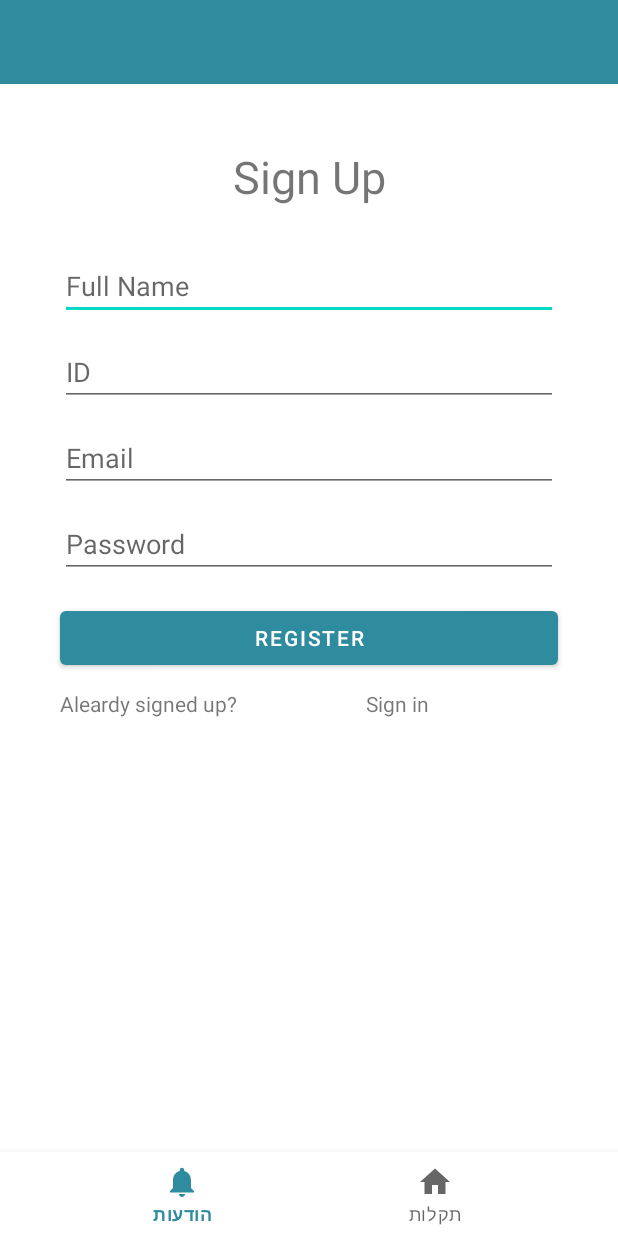
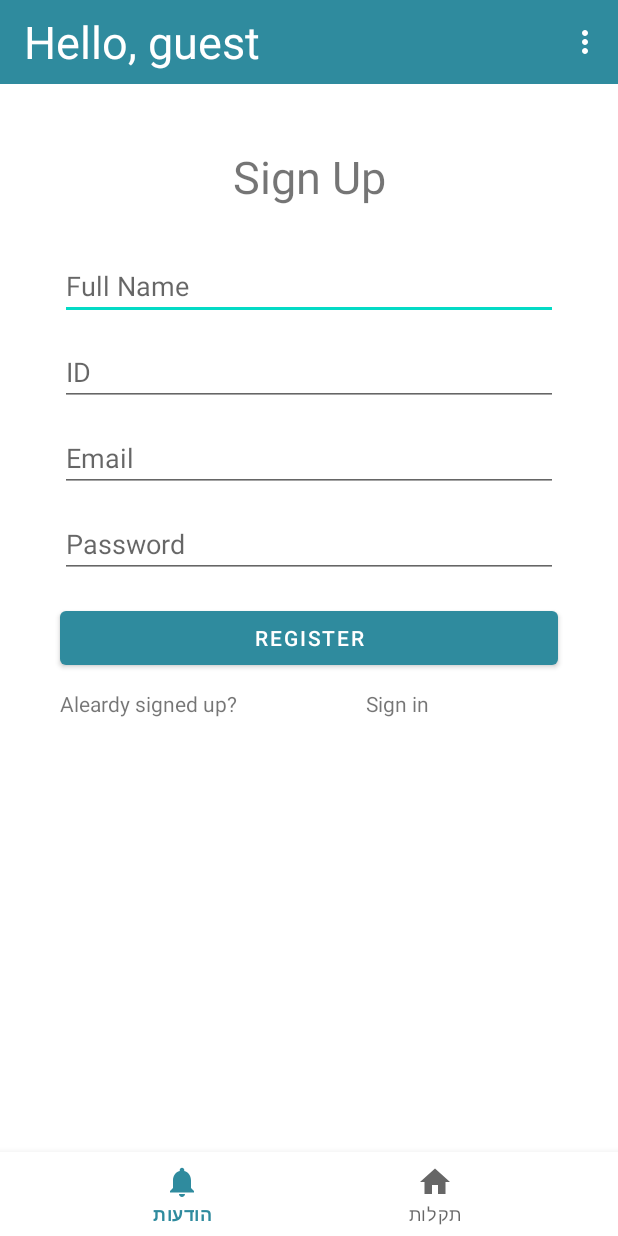
Before and after one commit to amitassa/KeepeR, an Android app: the SignupFragment screen opened through its navigation route, on a phone screen of 412 x 824 dp. Run offline under Robolectric (Android 15) with nearby library versions, the phone set to English and light mode, and no system bars; our stand-ins replace Firebase (no records; nobody signed in at launch, a user with empty details on screens opened directly), navigation-ui.

Commit message:
top nav bar name and signout

```diff
--- a/app/src/main/java/amit/myapp/keeper/MainActivity.java
+++ b/app/src/main/java/amit/myapp/keeper/MainActivity.java
@@ -6,6 +6,7 @@ import android.view.MenuItem;
 import android.widget.Button;
 import android.widget.Toast;
 
+import com.google.android.material.appbar.MaterialToolbar;
 import com.google.android.material.bottomnavigation.BottomNavigationView;
 import com.google.android.material.navigation.NavigationBarView;
 import com.google.firebase.auth.FirebaseAuth;
@@ -13,6 +14,7 @@ import com.google.firebase.auth.FirebaseUser;
 
 import androidx.annotation.NonNull;
 import androidx.appcompat.app.AppCompatActivity;
+import androidx.appcompat.widget.Toolbar;
 import androidx.navigation.NavController;
 import androidx.navigation.NavDirections;
 import androidx.navigation.Navigation;
@@ -20,28 +22,36 @@ import androidx.navigation.fragment.NavHostFragment;
 import androidx.navigation.ui.AppBarConfiguration;
 import androidx.navigation.ui.NavigationUI;
 
+import amit.myapp.keeper.Model.Users.AppUser;
+import amit.myapp.keeper.Model.Users.AppUserModel;
 import amit.myapp.keeper.databinding.ActivityMainBinding;
 import amit.myapp.keeper.ui.Incidents.IncidentsFragment;
+import amit.myapp.keeper.ui.authentication.LoginFragment;
 import amit.myapp.keeper.ui.messages.MessagesFragment;
 import amit.myapp.keeper.ui.messages.MessagesFragmentDirections;
 
 public class MainActivity extends AppCompatActivity {
 
     private ActivityMainBinding binding;
-    FirebaseAuth mAuth;
     BottomNavigationView navView;
+
+    MaterialToolbar topAppBar;
+
+    AppUserModel appUserModel;
+
+    AppUser currentUser;
 
 
     @Override
     protected void onCreate(Bundle savedInstanceState) {
         super.onCreate(savedInstanceState);
-
-
+        currentUser = null;
+        appUserModel = AppUserModel.instance();
         binding = ActivityMainBinding.inflate(getLayoutInflater());
         setContentView(binding.getRoot());
+        createBottomNavigation();
+        createTopAppBar();
 
-        mAuth = FirebaseAuth.getInstance();
-        createBottomNavigation();
         // Passing each menu ID as a set of Ids because each
         // menu should be considered as top level destinations.
 //        AppBarConfiguration appBarConfiguration = new AppBarConfiguration.Builder(
@@ -59,10 +69,14 @@ public class MainActivity extends AppCompatActivity {
     @Override
     protected void onStart() {
         super.onStart();
-        FirebaseUser user = mAuth.getCurrentUser();
-        if (user == null){
+        LoginFragment loginFragment = new LoginFragment();
+        if (currentUser == null){
+            //getSupportFragmentManager().beginTransaction().replace(R.id.nav_host_fragment_activity_main, loginFragment).commit();
+        }
+        updateCurrentUser();
+        //setHelloUser();
 
-        }
+
     }
 
     private void createBottomNavigation(){
@@ -83,4 +97,59 @@ public class MainActivity extends AppCompatActivity {
             return false;
         });
     }
+
+    public void updateCurrentUser(){
+        AppUserModel.getCurrentUserListener listener = new AppUserModel.getCurrentUserListener() {
+            @Override
+            public void onComplete(AppUser user) {
+                currentUser = user;
+                //ToDo: shoudnt be here, may be async problem
+                setHelloUser();
+            }
+
+            @Override
+            public void onFailure() {
+                currentUser = null;
+                setHelloUser();
+            }
+        };
+        appUserModel.getCurrentUser(listener);
+    }
+
+    private void createTopAppBar(){
+        topAppBar = (MaterialToolbar) binding.topAppBar;
+        topAppBar.setOnMenuItemClickListener(new Toolbar.OnMenuItemClickListener() {
+            @Override
+            public boolean onMenuItemClick(MenuItem item) {
+                switch (item.getItemId()){
+                    case R.id.top_app_bar_logout:
+                        logOutUser();
+                        return true;
+                }
+                return false;
+            }
+        });
+    }
+    public void setHelloUser(){
+        // Todo: create the hello, user on top app bar title
+        // check things like "main activity on fragment change"
+        if (currentUser != null){
+            binding.topAppBarHelloUserTv.setText("Hello, " + currentUser.getFullName());
+        }
+        else{
+            binding.topAppBarHelloUserTv.setText("Hello, guest");
+        }
+    }
+
+    private void logOutUser(){
+        //ToDo: logout from User Model
+        LoginFragment loginFragment = new LoginFragment();
+        AppUserModel.logOutUserListener listener = () -> {
+            currentUser = null;
+            getSupportFragmentManager().beginTransaction().replace(R.id.nav_host_fragment_activity_main, loginFragment).commit();
+            setHelloUser();
+        };
+        appUserModel.logOutUser(listener);
+
+    }
 }
--- a/app/src/main/java/amit/myapp/keeper/Model/FirebaseModel.java
+++ b/app/src/main/java/amit/myapp/keeper/Model/FirebaseModel.java
@@ -9,8 +9,12 @@ import com.google.android.gms.tasks.OnSuccessListener;
 import com.google.android.gms.tasks.Task;
 import com.google.firebase.auth.AuthResult;
 import com.google.firebase.auth.FirebaseAuth;
+import com.google.firebase.auth.FirebaseUser;
+import com.google.firebase.database.DataSnapshot;
+import com.google.firebase.database.DatabaseError;
 import com.google.firebase.database.DatabaseReference;
 import com.google.firebase.database.FirebaseDatabase;
+import com.google.firebase.database.ValueEventListener;
 import com.google.firebase.firestore.DocumentReference;
 import com.google.firebase.firestore.DocumentSnapshot;
 import com.google.firebase.firestore.FirebaseFirestore;
@@ -35,7 +39,7 @@ public class FirebaseModel {
     FirebaseDatabase firebaseDatabase;
     DatabaseReference appUserDatabaseReference;
 
-    public FirebaseModel(){
+    public FirebaseModel() {
         db = FirebaseFirestore.getInstance();
         FirebaseFirestoreSettings settings = new FirebaseFirestoreSettings.Builder()
                 .setPersistenceEnabled(false)
@@ -47,14 +51,14 @@ public class FirebaseModel {
         appUserDatabaseReference = firebaseDatabase.getReference("AppUser");
     }
 
-    public void getAllMessages(MessagesModel.GetAllMessagesListener callback){
+    public void getAllMessages(MessagesModel.GetAllMessagesListener callback) {
         db.collection(Message.COLLECTION).get().addOnCompleteListener(new OnCompleteListener<QuerySnapshot>() {
             @Override
             public void onComplete(@NonNull Task<QuerySnapshot> task) {
                 List<Message> messageList = new LinkedList<>();
-                if (task.isSuccessful()){
+                if (task.isSuccessful()) {
                     QuerySnapshot jsonsList = task.getResult();
-                    for (DocumentSnapshot json: jsonsList){
+                    for (DocumentSnapshot json : jsonsList) {
                         String id = json.getId();
                         Message message = Message.fromJson(json.getData(), id);
                         messageList.add(message);
@@ -65,14 +69,17 @@ public class FirebaseModel {
         });
     }
 
-    public void addMessage(Message message, MessagesModel.AddMessageListener listener){
+    public void addMessage(Message message, MessagesModel.AddMessageListener listener) {
         db.collection(Message.COLLECTION).document().set(message.toJson()).
                 addOnCompleteListener(new OnCompleteListener<Void>() {
                     @Override
-                    public void onComplete(@NonNull Task<Void> task) {listener.onComplete();}});
+                    public void onComplete(@NonNull Task<Void> task) {
+                        listener.onComplete();
+                    }
+                });
     }
 
-    public void deleteMessage(Message message, MessagesModel.DeleteMessageListener listener){
+    public void deleteMessage(Message message, MessagesModel.DeleteMessageListener listener) {
         db.collection(Message.COLLECTION).document(message.getId()).delete().
                 addOnCompleteListener(new OnCompleteListener<Void>() {
                     @Override
@@ -82,7 +89,7 @@ public class FirebaseModel {
                 });
     }
 
-    public void editMessage(Message message, MessagesModel.EditMessageListener listener){
+    public void editMessage(Message message, MessagesModel.EditMessageListener listener) {
         db.collection(Message.COLLECTION).document(message.getId()).set(message.toJson())
                 .addOnCompleteListener(new OnCompleteListener<Void>() {
                     @Override
@@ -92,11 +99,11 @@ public class FirebaseModel {
                 });
     }
 
-    public void registerUser(String email, String password, String fullName, String ID, int role, AppUserModel.RegisterUserListener listener){
+    public void registerUser(String email, String password, String fullName, String ID, int role, AppUserModel.RegisterUserListener listener) {
         mAuth.createUserWithEmailAndPassword(email, password).addOnCompleteListener(new OnCompleteListener<AuthResult>() {
             @Override
             public void onComplete(@NonNull Task<AuthResult> task) {
-                if (task.isSuccessful()){
+                if (task.isSuccessful()) {
                     AppUser user = new AppUser(fullName, ID, email, role);
                     appUserDatabaseReference.child(mAuth.getCurrentUser().getUid()).setValue(user).
                             addOnCompleteListener(new OnCompleteListener<Void>() {
@@ -105,16 +112,17 @@ public class FirebaseModel {
                                     listener.onComplete();
                                 }
                             });
-                };
+                }
+                ;
             }
         });
     }
 
-    public void loginUser(String email, String password, AppUserModel.LoginUserListener listener){
+    public void loginUser(String email, String password, AppUserModel.LoginUserListener listener) {
         mAuth.signInWithEmailAndPassword(email, password).addOnCompleteListener(new OnCompleteListener<AuthResult>() {
                     @Override
                     public void onComplete(@NonNull Task<AuthResult> task) {
-                if (task.isSuccessful()){
+                        if (task.isSuccessful()) {
                             listener.onComplete();
                         }
                     }
@@ -127,5 +135,30 @@ public class FirebaseModel {
                 });
     }
 
+    public void getCurrentUser(AppUserModel.getCurrentUserListener listener) {
+        FirebaseUser user = mAuth.getCurrentUser();
+        if (user == null){
+            listener.onFailure();
+            return;
+        }
+        String userId = mAuth.getCurrentUser().getUid();
+        appUserDatabaseReference.child(userId).addListenerForSingleValueEvent(new ValueEventListener() {
+            @Override
+            public void onDataChange(@NonNull DataSnapshot snapshot) {
+                AppUser user = snapshot.getValue(AppUser.class);
+                listener.onComplete(user);
+            }
 
+            @Override
+            public void onCancelled(@NonNull DatabaseError error) {
+                Log.d("getCurrentUser", "Failed to read data");
+                listener.onFailure();
             }
+        });
+    }
+
+    public void logOutUser(AppUserModel.logOutUserListener listener){
+        mAuth.signOut();
+        listener.onComplete();
+    }
+}
--- a/app/src/main/java/amit/myapp/keeper/Model/Users/AppUserModel.java
+++ b/app/src/main/java/amit/myapp/keeper/Model/Users/AppUserModel.java
@@ -32,6 +32,23 @@ public class AppUserModel {
         firebaseModel.loginUser(email, password, listener);
     }
 
+    public interface getCurrentUserListener{
+        void onComplete(AppUser user);
+        void onFailure();
+    }
+
+    public void getCurrentUser(getCurrentUserListener listener){
+        firebaseModel.getCurrentUser(listener);
+    }
+
+    public interface logOutUserListener{
+        void onComplete();
+    }
+
+    public void logOutUser(logOutUserListener listener){
+        firebaseModel.logOutUser(listener);
+    }
+
 
 
 }
--- a/app/src/main/java/amit/myapp/keeper/ui/authentication/LoginFragment.java
+++ b/app/src/main/java/amit/myapp/keeper/ui/authentication/LoginFragment.java
@@ -19,6 +19,7 @@ import android.widget.Toast;
 import com.google.firebase.auth.FirebaseAuth;
 import com.google.firebase.auth.FirebaseUser;
 
+import amit.myapp.keeper.MainActivity;
 import amit.myapp.keeper.Model.Users.AppUserModel;
 import amit.myapp.keeper.Model.Users.UserInputValidation;
 import amit.myapp.keeper.R;
@@ -33,6 +34,7 @@ public class LoginFragment extends Fragment {
     NavHostFragment navHostFragment;
     NavController navController;
     FirebaseAuth mAuth;
+    MainActivity mainActivity;
 
     public LoginFragment() {
         // Required empty public constructor
@@ -45,6 +47,7 @@ public class LoginFragment extends Fragment {
         View root = binding.getRoot();
         mAuth = FirebaseAuth.getInstance();
         appUserModel = AppUserModel.instance();
+        mainActivity = ((MainActivity) getActivity());
 
         binding.loginSigninBtn.setOnClickListener((view) -> {
             hideKeyboard();
@@ -86,11 +89,13 @@ public class LoginFragment extends Fragment {
             public void onComplete() {
                 goToMessagesFragment();
                 binding.loginProgressBar.setVisibility(View.GONE);
+                mainActivity.updateCurrentUser();
+                mainActivity.setHelloUser();
             }
 
             @Override
             public void onFailure() {
-                showError("Email or password are incorrecta");
+                showError("Email or password are incorrect");
                 binding.loginProgressBar.setVisibility(View.GONE);
             }
         };
--- a/app/src/main/java/amit/myapp/keeper/ui/messages/MessagesFragment.java
+++ b/app/src/main/java/amit/myapp/keeper/ui/messages/MessagesFragment.java
@@ -43,10 +43,11 @@ public class MessagesFragment extends Fragment {
             @Override
             public void onItemClick(int pos) {}
         });
-        binding.messagesfragSignout.setOnClickListener((view -> {
-            FirebaseAuth.getInstance().signOut();
-            reloadData();
-        }));
+//        // ToDo: remove this button
+//        binding.messagesfragSignout.setOnClickListener((view -> {
+//            FirebaseAuth.getInstance().signOut();
+//            reloadData();
+//        }));
 
         NavDirections action = MessagesFragmentDirections.actionGlobalAddMessageFragment();
         binding.getRoot().findViewById(R.id.messages_bar_add_btn).setOnClickListener(Navigation.createNavigateOnClickListener(action));
--- a/app/src/main/res/layout/activity_main.xml
+++ b/app/src/main/res/layout/activity_main.xml
@@ -71,14 +71,26 @@
                 app:contentScrim="?attr/colorPrimary"
                 app:layout_scrollFlags="scroll|exitUntilCollapsed"
 
-                app:toolbarId="@+id/toolbar">
+                app:toolbarId="@+id/top_app_bar">
 
 
-                <androidx.appcompat.widget.Toolbar
-                    android:id="@+id/toolbar"
+                <com.google.android.material.appbar.MaterialToolbar
+                    android:id="@+id/top_app_bar"
                     android:layout_width="match_parent"
-                    android:layout_height="?attr/actionBarSize"
-                    android:background="@color/appColor"></androidx.appcompat.widget.Toolbar>
+                    android:layout_height="wrap_content"
+                    android:background="@color/appColor"
+                    app:menu="@menu/top_app_bar_menu"
+                    style="@style/Widget.MaterialComponents.Toolbar.Primary"
+                    >
+
+                    <TextView
+                        android:id="@+id/top_app_bar_hello_user_tv"
+                        android:layout_width="wrap_content"
+                        android:layout_height="wrap_content"
+                        android:text="Hi"
+                        android:textColor="#FFFFFF"
+                        android:textSize="30sp"></TextView>
+                </com.google.android.material.appbar.MaterialToolbar>
             </com.google.android.material.appbar.CollapsingToolbarLayout>
         </com.google.android.material.appbar.AppBarLayout>
 
--- /dev/null
+++ b/app/src/main/res/menu/top_app_bar_menu.xml
@@ -0,0 +1,8 @@
+<?xml version="1.0" encoding="utf-8"?>
+<menu xmlns:android="http://schemas.android.com/apk/res/android"
+    android:color="#2F8B9E">
+
+    <item
+        android:id="@+id/top_app_bar_logout"
+        android:title="התנתק" />
+</menu>
```
Also changed, not shown: app/src/main/res/layout/fragment_messages.xml (+0 -9 lines). Lines whose indentation alone changed are shown as unchanged.
